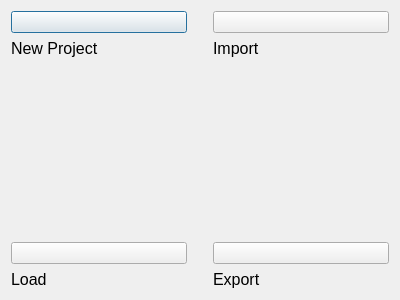
Old version of the form mainwindowbuttondialog.ui in the repository fritzone/ddm.
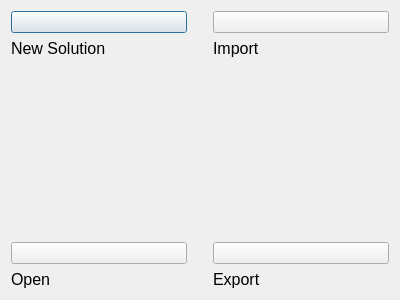
New version of the form. Icons and pictures are not drawn.

Commit message: more deserialization and other GUI changes, implemented new layer: Solution

Patch:
```diff
--- a/mainwindowbuttondialog.ui
+++ b/mainwindowbuttondialog.ui
@@ -70,10 +70,10 @@
 &lt;html&gt;&lt;head&gt;&lt;meta name=&quot;qrichtext&quot; content=&quot;1&quot; /&gt;&lt;style type=&quot;text/css&quot;&gt;
 p, li { white-space: pre-wrap; }
 &lt;/style&gt;&lt;/head&gt;&lt;body style=&quot; font-family:'Sans'; font-size:10pt; font-weight:400; font-style:normal;&quot;&gt;
-&lt;table style=&quot;-qt-table-type: root; margin-top:4px; margin-bottom:4px; margin-left:4px; margin-right:4px;&quot;&gt;
+&lt;table border=&quot;0&quot; style=&quot;-qt-table-type: root; margin-top:4px; margin-bottom:4px; margin-left:4px; margin-right:4px;&quot;&gt;
 &lt;tr&gt;
 &lt;td style=&quot;border: none;&quot;&gt;
-&lt;p style=&quot; margin-top:0px; margin-bottom:0px; margin-left:0px; margin-right:0px; -qt-block-indent:0; text-indent:0px;&quot;&gt;&lt;span style=&quot; font-family:'MS Shell Dlg 2'; font-size:12pt;&quot;&gt;New Project&lt;/span&gt;&lt;/p&gt;&lt;/td&gt;&lt;/tr&gt;&lt;/table&gt;&lt;/body&gt;&lt;/html&gt;</string>
+&lt;p style=&quot; margin-top:0px; margin-bottom:0px; margin-left:0px; margin-right:0px; -qt-block-indent:0; text-indent:0px;&quot;&gt;&lt;span style=&quot; font-family:'MS Shell Dlg 2'; font-size:12pt;&quot;&gt;New Solution&lt;/span&gt;&lt;/p&gt;&lt;/td&gt;&lt;/tr&gt;&lt;/table&gt;&lt;/body&gt;&lt;/html&gt;</string>
      </property>
      <property name="alignment">
       <set>Qt::AlignLeading|Qt::AlignLeft|Qt::AlignTop</set>
@@ -141,10 +141,10 @@
 &lt;html&gt;&lt;head&gt;&lt;meta name=&quot;qrichtext&quot; content=&quot;1&quot; /&gt;&lt;style type=&quot;text/css&quot;&gt;
 p, li { white-space: pre-wrap; }
 &lt;/style&gt;&lt;/head&gt;&lt;body style=&quot; font-family:'Sans'; font-size:10pt; font-weight:400; font-style:normal;&quot;&gt;
-&lt;table style=&quot;-qt-table-type: root; margin-top:4px; margin-bottom:4px; margin-left:4px; margin-right:4px;&quot;&gt;
+&lt;table border=&quot;0&quot; style=&quot;-qt-table-type: root; margin-top:4px; margin-bottom:4px; margin-left:4px; margin-right:4px;&quot;&gt;
 &lt;tr&gt;
 &lt;td style=&quot;border: none;&quot;&gt;
-&lt;p style=&quot; margin-top:0px; margin-bottom:0px; margin-left:0px; margin-right:0px; -qt-block-indent:0; text-indent:0px;&quot;&gt;&lt;span style=&quot; font-family:'MS Shell Dlg 2'; font-size:12pt;&quot;&gt;Load&lt;/span&gt;&lt;/p&gt;&lt;/td&gt;&lt;/tr&gt;&lt;/table&gt;&lt;/body&gt;&lt;/html&gt;</string>
+&lt;p style=&quot; margin-top:0px; margin-bottom:0px; margin-left:0px; margin-right:0px; -qt-block-indent:0; text-indent:0px;&quot;&gt;&lt;span style=&quot; font-family:'MS Shell Dlg 2'; font-size:12pt;&quot;&gt;Open&lt;/span&gt;&lt;/p&gt;&lt;/td&gt;&lt;/tr&gt;&lt;/table&gt;&lt;/body&gt;&lt;/html&gt;</string>
      </property>
      <property name="alignment">
       <set>Qt::AlignLeading|Qt::AlignLeft|Qt::AlignTop</set>
```
The commit also changes 17 other files.
